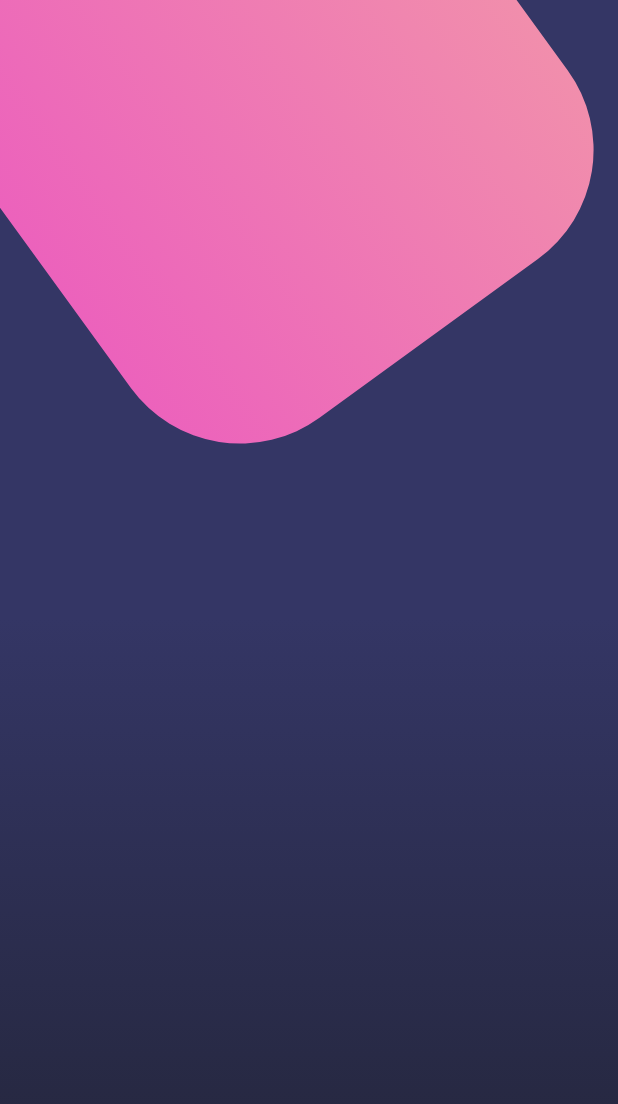
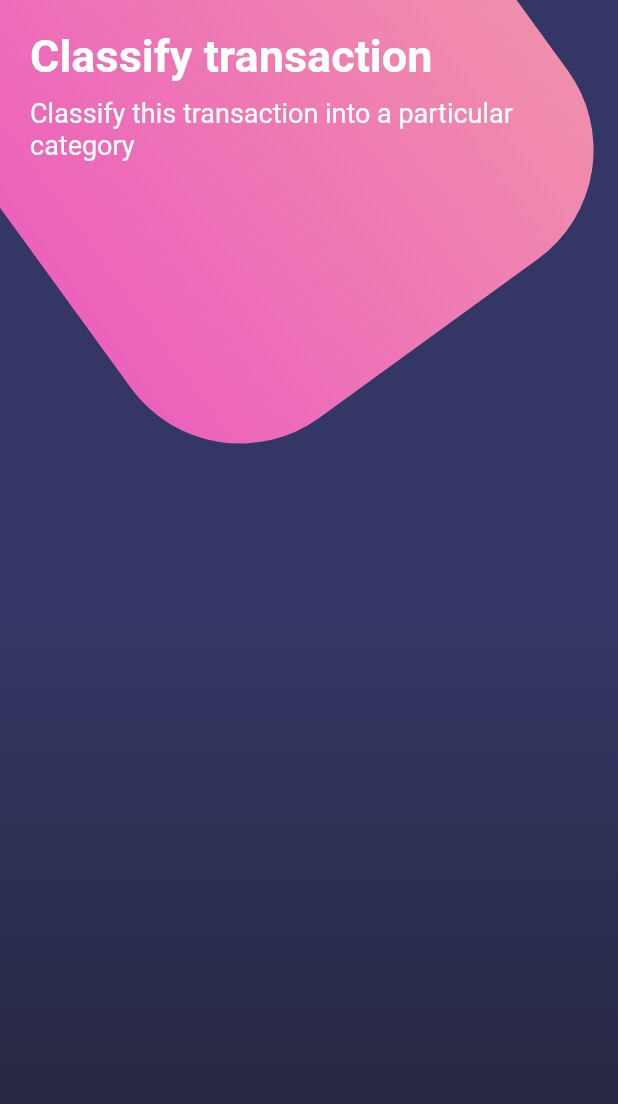
Before and after one commit to cesaroer/FlutterDise-os, a Flutter app: the screen it shows after launch, on a phone screen of 412 x 824 dp. Shown: the top 1104 px of the screen. Run offline on Flutter 3.47's test engine with Material 2 defaults, Android fonts, the phone set to English and light mode, and no system bars.

Commit message:
Text added

```diff
--- a/lib/main.dart
+++ b/lib/main.dart
@@ -2,12 +2,17 @@ import 'package:disenios/src/pages/basico_page.dart';
 import 'package:disenios/src/pages/botones_page.dart';
 import 'package:disenios/src/pages/scroll_page.dart';
 import 'package:flutter/material.dart';
+import 'package:flutter/services.dart';
 
 void main() => runApp(MyApp());
 
 class MyApp extends StatelessWidget {
   @override
   Widget build(BuildContext context) {
+    SystemChrome.setSystemUIOverlayStyle(SystemUiOverlayStyle.light.copyWith(
+      statusBarColor: Colors.white,
+    ));
+
     return MaterialApp(
       debugShowCheckedModeBanner: false,
       title: 'Diseños',
--- a/lib/src/pages/botones_page.dart
+++ b/lib/src/pages/botones_page.dart
@@ -9,6 +9,13 @@ class BotonesPage extends StatelessWidget {
       body: Stack(
         children: [
           _fondoApp(),
+          SingleChildScrollView(
+            child: Column(
+              children: [
+                _titulos(),
+              ],
+            ),
+          ),
         ],
       ),
     );
@@ -59,4 +66,35 @@ class BotonesPage extends StatelessWidget {
       ],
     );
   }
+
+  Widget _titulos() {
+    return SafeArea(
+      child: Container(
+        padding: EdgeInsets.all(20.0),
+        child: Column(
+          crossAxisAlignment: CrossAxisAlignment.start,
+          children: [
+            Text(
+              "Classify transaction",
+              style: TextStyle(
+                color: Colors.white,
+                fontSize: 30.0,
+                fontWeight: FontWeight.bold,
+              ),
+            ),
+            SizedBox(
+              height: 10.0,
+            ),
+            Text(
+              "Classify this transaction into a particular category",
+              style: TextStyle(
+                color: Colors.white,
+                fontSize: 18.0,
+              ),
+            ),
+          ],
+        ),
+      ),
+    );
+  }
 }
```
